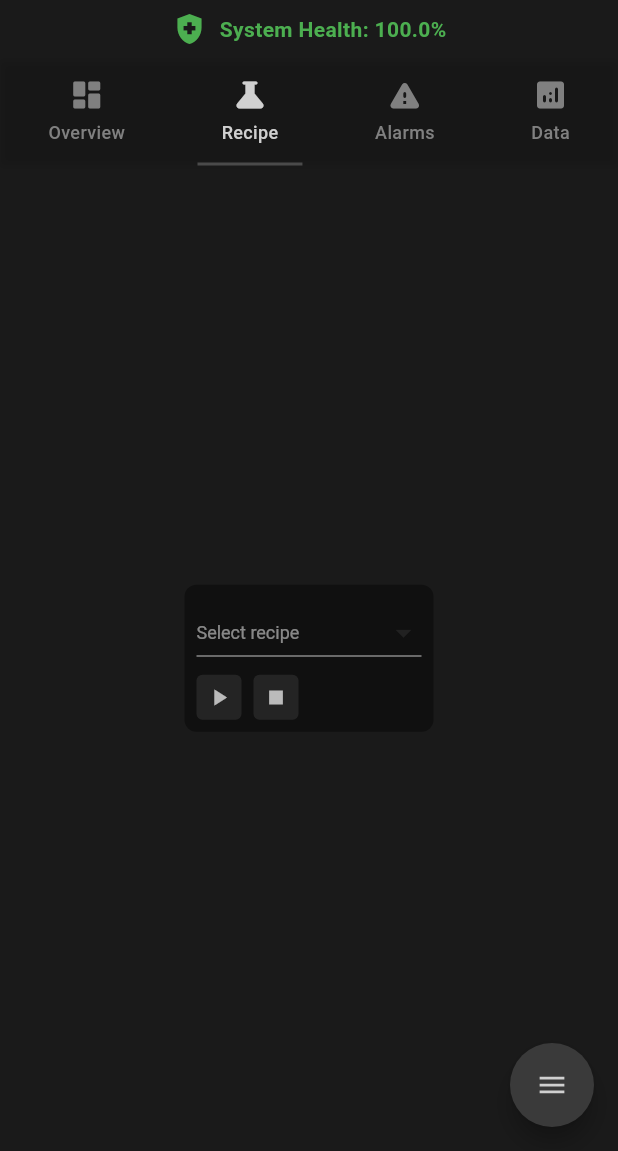
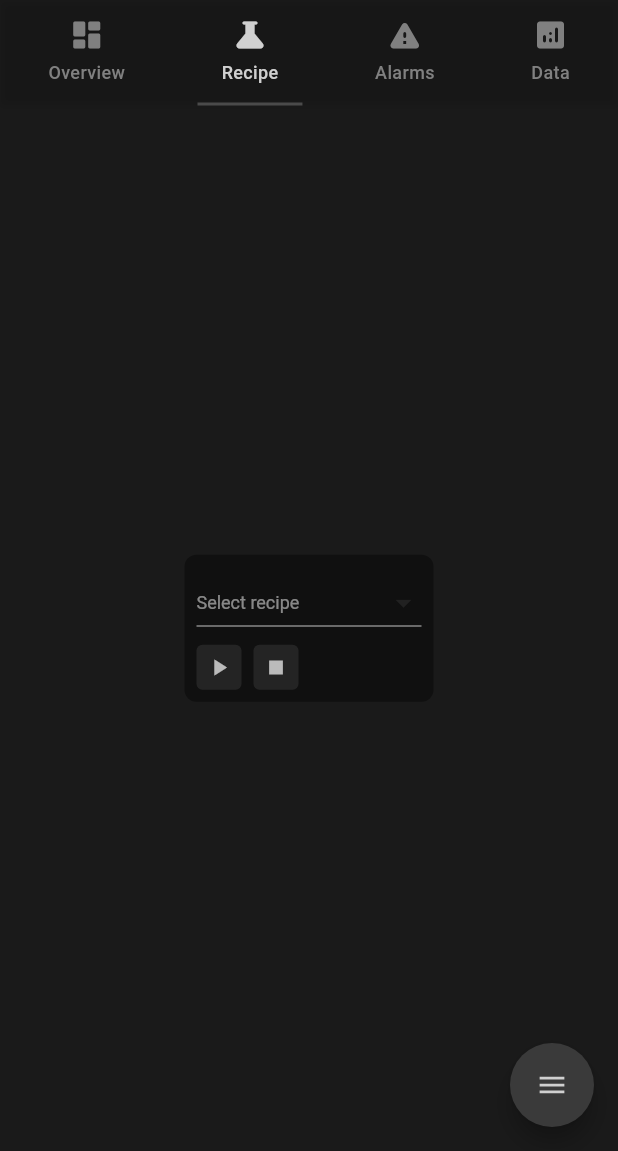
Before and after one commit to Albaraazain/atomicoat_6th_version, a Flutter app: the MainDashboard screen opened directly, after a tap on "Recipe", on a phone screen of 412 x 824 dp, the part 85-1236 px from its top. Run offline on Flutter 3.47's test engine with Material 3 defaults, Android fonts, the phone set to English and light mode, and no system bars; drawn by our look-alikes of flutter_animate, flutter_speed_dial; our stand-ins replace cloud_firestore, firebase_auth, firebase_core, fl_chart, flutter_local_notifications, flutter_svg and 5 more; accounts and stored records are empty.

Commit message:
Revert " added some features to main dashboard screen"
This reverts commit 2bf279d1bd608aa12f4c649ee767cfe52c3506c0.

```diff
--- a/lib/modules/system_operation_also_main_module/screens/main_dashboard.dart
+++ b/lib/modules/system_operation_also_main_module/screens/main_dashboard.dart
@@ -18,19 +18,6 @@ import '../widgets/recipe_control.dart';
 import '../widgets/alarm_display.dart';
 import '../widgets/system_diagram_view.dart';
 import '../widgets/troubleshooting_overlay.dart';
-import '../widgets/system_health_indicator.dart';
-import '../widgets/notification_center.dart';
-
-import '../widgets/real_time_process_monitor.dart';
-import '../widgets/recipe_visualization.dart';
-import '../widgets/substrate_status.dart';
-
-import '../widgets/recipe_visualization.dart';
-import '../widgets/substrate_status.dart';
-import '../widgets/precursor_level_monitor.dart';
-import '../widgets/vacuum_system_status.dart';
-
-
 
 class MainDashboard extends StatefulWidget {
   @override
@@ -57,8 +44,6 @@ class _MainDashboardState extends State<MainDashboard> {
   @override
   Widget build(BuildContext context) {
     final authProvider = Provider.of<AuthProvider>(context);
-    final systemStateProvider = Provider.of<SystemStateProvider>(context);
-
     return Scaffold(
         backgroundColor: Color(0xFF1A1A1A),
         appBar: AppBar(
@@ -70,12 +55,12 @@ class _MainDashboardState extends State<MainDashboard> {
           ),
           title: Text('Main Dashboard'),
           actions: [
+            // notification button
             IconButton(
               icon: Icon(Icons.notifications),
               onPressed: () {
-              showDialog(
-                context: context,
-                builder: (context) => NotificationCenter(),
+                ScaffoldMessenger.of(context).showSnackBar(
+                  SnackBar(content: Text('Notifications not implemented yet')),
                 );
               },
             ),
@@ -90,9 +75,6 @@ class _MainDashboardState extends State<MainDashboard> {
         body: SafeArea(
           child: Column(
             children: [
-            SystemHealthIndicator(
-              systemHealth: systemStateProvider.systemHealth,
-            ),
               _buildTabBar(),
               Expanded(
                 child: _buildTabContent(),
@@ -101,7 +83,9 @@ class _MainDashboardState extends State<MainDashboard> {
           ),
         ),
         floatingActionButton: _buildSpeedDial(context),
+
     );
+
   }
 
 
@@ -208,14 +192,15 @@ class _MainDashboardState extends State<MainDashboard> {
   }
 
   Widget _buildOverviewTab(BuildContext context) {
-    return SingleChildScrollView(
-      child: Padding(
-        padding: const EdgeInsets.all(8.0),
-        child: Column(
+    return LayoutBuilder(
+      builder: (context, constraints) {
+        final isLargeScreen = constraints.maxWidth > 600;
+        return Column(
           children: [
-            AspectRatio(
-              aspectRatio: 16 / 9,
+            Expanded(
+              flex: isLargeScreen ? 2 : 1,
               child: Card(
+                margin: EdgeInsets.all(12),
                 child: ClipRRect(
                   borderRadius: BorderRadius.circular(16),
                   child: Stack(
@@ -235,19 +220,19 @@ class _MainDashboardState extends State<MainDashboard> {
                 ),
               ),
             ),
-            SizedBox(height: 8),
-            _buildWidgetRow(RecipeVisualization(), SubstrateStatus()),
-            SizedBox(height: 8),
-            _buildWidgetRow(PrecursorLevelMonitor(), VacuumSystemStatus()),
-            SizedBox(height: 8),
-            Card(
+            Expanded(
+              flex: 1,
+              child: Card(
+                margin: EdgeInsets.symmetric(horizontal: 12, vertical: 6),
                 child: Padding(
-                padding: const EdgeInsets.all(16.0),
+                  padding: const EdgeInsets.all(12),
                   child: ParameterDisplay(),
                 ),
               ),
-            SizedBox(height: 8),
-            ElevatedButton.icon(
+            ),
+            Padding(
+              padding: const EdgeInsets.all(12),
+              child: ElevatedButton.icon(
                 onPressed: () => Navigator.pushNamed(context, '/system_overview'),
                 icon: Icon(Icons.fullscreen, size: 18),
                 label: Text('Full System Overview', style: TextStyle(fontSize: 14)),
@@ -260,32 +245,9 @@ class _MainDashboardState extends State<MainDashboard> {
                   padding: EdgeInsets.symmetric(vertical: 12, horizontal: 16),
                 ),
               ),
-          ],
             ),
-      ),
-    );
-  }
-
-  Widget _buildWidgetRow(Widget leftWidget, Widget rightWidget) {
-    return LayoutBuilder(
-      builder: (context, constraints) {
-        if (constraints.maxWidth > 600) {
-          return Row(
-            children: [
-              Expanded(child: leftWidget),
-              SizedBox(width: 8),
-              Expanded(child: rightWidget),
           ],
         );
-        } else {
-          return Column(
-            children: [
-              leftWidget,
-              SizedBox(height: 8),
-              rightWidget,
-            ],
-          );
-        }
       },
     );
   }
--- a/lib/modules/system_operation_also_main_module/widgets/precursor_level_monitor.dart
+++ /dev/null
@@ -1,53 +0,0 @@
-import 'package:flutter/material.dart';
-import 'package:provider/provider.dart';
-import '../providers/system_state_provider.dart';
-
-class PrecursorLevelMonitor extends StatelessWidget {
-  @override
-  Widget build(BuildContext context) {
-    return Consumer<SystemStateProvider>(
-      builder: (context, systemStateProvider, child) {
-        return Card(
-          child: Padding(
-            padding: const EdgeInsets.all(16.0),
-            child: Column(
-              crossAxisAlignment: CrossAxisAlignment.start,
-              children: [
-                Text(
-                  'Precursor Levels',
-                  style: TextStyle(fontSize: 18, fontWeight: FontWeight.bold),
-                ),
-                SizedBox(height: 16),
-                ...systemStateProvider.precursorLevels.entries.map(
-                      (entry) => _buildPrecursorLevelIndicator(entry.key, entry.value),
-                ),
-              ],
-            ),
-          ),
-        );
-      },
-    );
-  }
-
-  Widget _buildPrecursorLevelIndicator(String precursor, double level) {
-    Color indicatorColor = level > 50 ? Colors.green : (level > 20 ? Colors.orange : Colors.red);
-
-    return Padding(
-      padding: const EdgeInsets.symmetric(vertical: 8.0),
-      child: Column(
-        crossAxisAlignment: CrossAxisAlignment.start,
-        children: [
-          Text(precursor, style: TextStyle(fontWeight: FontWeight.bold)),
-          SizedBox(height: 4),
-          LinearProgressIndicator(
-            value: level / 100,
-            backgroundColor: Colors.grey[300],
-            valueColor: AlwaysStoppedAnimation<Color>(indicatorColor),
-          ),
-          SizedBox(height: 4),
-          Text('${level.toStringAsFixed(1)}%'),
-        ],
-      ),
-    );
-  }
-}
--- a/lib/modules/system_operation_also_main_module/widgets/real_time_process_monitor.dart
+++ /dev/null
@@ -1 +0,0 @@
-// TODO Implement this library.
--- a/lib/modules/system_operation_also_main_module/widgets/recipe_visualization.dart
+++ /dev/null
@@ -1,73 +0,0 @@
-import 'package:flutter/material.dart';
-import 'package:provider/provider.dart';
-import '../providers/system_state_provider.dart';
-import '../models/recipe.dart';
-
-class RecipeVisualization extends StatelessWidget {
-  @override
-  Widget build(BuildContext context) {
-    return Consumer<SystemStateProvider>(
-      builder: (context, systemStateProvider, child) {
-        Recipe? activeRecipe = systemStateProvider.activeRecipe;
-        int currentStepIndex = systemStateProvider.currentRecipeStepIndex;
-
-        if (activeRecipe == null) {
-          return Center(child: Text('No active recipe'));
-        }
-
-        return Column(
-          crossAxisAlignment: CrossAxisAlignment.start,
-          children: [
-            Padding(
-              padding: const EdgeInsets.all(8.0),
-              child: Text(
-                'Active Recipe: ${activeRecipe.name}',
-                style: TextStyle(fontSize: 18, fontWeight: FontWeight.bold),
-              ),
-            ),
-            Expanded(
-              child: ListView.builder(
-                itemCount: activeRecipe.steps.length,
-                itemBuilder: (context, index) {
-                  final step = activeRecipe.steps[index];
-                  final isCurrentStep = index == currentStepIndex;
-                  return ListTile(
-                    leading: Icon(
-                      isCurrentStep ? Icons.play_arrow : Icons.circle,
-                      color: isCurrentStep ? Colors.green : Colors.grey,
-                    ),
-                    title: Text(_getStepDescription(step)),
-                    tileColor: isCurrentStep ? Colors.green.withOpacity(0.1) : null,
-                  );
-                },
-              ),
-            ),
-            Padding(
-              padding: const EdgeInsets.all(8.0),
-              child: LinearProgressIndicator(
-                value: (currentStepIndex + 1) / activeRecipe.steps.length,
-                backgroundColor: Colors.grey[300],
-                valueColor: AlwaysStoppedAnimation<Color>(Colors.blue),
-              ),
-            ),
-          ],
-        );
-      },
-    );
-  }
-
-  String _getStepDescription(RecipeStep step) {
-    switch (step.type) {
-      case StepType.valve:
-        return 'Open ${step.parameters['valveType']} for ${step.parameters['duration']} seconds';
-      case StepType.purge:
-        return 'Purge for ${step.parameters['duration']} seconds';
-      case StepType.loop:
-        return 'Loop ${step.parameters['iterations']} times';
-      case StepType.setParameter:
-        return 'Set ${step.parameters['parameter']} of ${step.parameters['component']} to ${step.parameters['value']}';
-      default:
-        return 'Unknown step type';
-    }
-  }
-}
--- a/lib/modules/system_operation_also_main_module/widgets/substrate_status.dart
+++ /dev/null
@@ -1,99 +0,0 @@
-import 'package:flutter/material.dart';
-import 'package:provider/provider.dart';
-import '../providers/system_state_provider.dart';
-
-class SubstrateStatus extends StatelessWidget {
-  @override
-  Widget build(BuildContext context) {
-    return Consumer<SystemStateProvider>(
-      builder: (context, systemStateProvider, child) {
-        final activeRecipe = systemStateProvider.activeRecipe;
-        final isSystemRunning = systemStateProvider.isSystemRunning;
-
-        return Card(
-          child: Padding(
-            padding: const EdgeInsets.all(16.0),
-            child: Column(
-              crossAxisAlignment: CrossAxisAlignment.start,
-              children: [
-                Text(
-                  'Substrate Status',
-                  style: TextStyle(fontSize: 18, fontWeight: FontWeight.bold),
-                ),
-                SizedBox(height: 16),
-                _buildSubstrateInfo(activeRecipe?.substrate),
-                SizedBox(height: 16),
-                _buildProcessingStatus(isSystemRunning, systemStateProvider),
-              ],
-            ),
-          ),
-        );
-      },
-    );
-  }
-
-  Widget _buildSubstrateInfo(String? substrate) {
-    return Row(
-      children: [
-        Icon(Icons.science, size: 24),
-        SizedBox(width: 8),
-        Text(
-          'Current Substrate: ',
-          style: TextStyle(fontWeight: FontWeight.bold),
-        ),
-        Text(substrate ?? 'No substrate loaded'),
-      ],
-    );
-  }
-
-  Widget _buildProcessingStatus(bool isSystemRunning, SystemStateProvider provider) {
-    if (!isSystemRunning) {
-      return Text('System not running');
-    }
-
-    final totalSteps = provider.activeRecipe?.steps.length ?? 0;
-    final currentStep = provider.currentRecipeStepIndex + 1;
-    final progress = totalSteps > 0 ? currentStep / totalSteps : 0.0;
-
-    return Column(
-      crossAxisAlignment: CrossAxisAlignment.start,
-      children: [
-        Text(
-          'Processing Status:',
-          style: TextStyle(fontWeight: FontWeight.bold),
-        ),
-        SizedBox(height: 8),
-        LinearProgressIndicator(
-          value: progress,
-          backgroundColor: Colors.grey[300],
-          valueColor: AlwaysStoppedAnimation<Color>(Colors.blue),
-        ),
-        SizedBox(height: 8),
-        Text('Step $currentStep of $totalSteps'),
-        SizedBox(height: 8),
-        Text('Estimated time remaining: ${_estimateRemainingTime(provider)}'),
-      ],
-    );
-  }
-
-  String _estimateRemainingTime(SystemStateProvider provider) {
-    // This is a simplified estimation. You might want to implement a more accurate
-    // calculation based on the actual recipe steps and their durations.
-    final totalSteps = provider.activeRecipe?.steps.length ?? 0;
-    final currentStep = provider.currentRecipeStepIndex + 1;
-    final remainingSteps = totalSteps - currentStep;
-
-    // Assume an average of 30 seconds per step
-    final estimatedSeconds = remainingSteps * 30;
-
-    if (estimatedSeconds < 60) {
-      return '$estimatedSeconds seconds';
-    } else if (estimatedSeconds < 3600) {
-      final minutes = (estimatedSeconds / 60).round();
-      return '$minutes minutes';
-    } else {
-      final hours = (estimatedSeconds / 3600).round();
-      return '$hours hours';
-    }
-  }
-}
--- a/lib/modules/system_operation_also_main_module/widgets/system_health_indicator.dart
+++ /dev/null
@@ -1,33 +0,0 @@
-import 'package:flutter/material.dart';
-
-class SystemHealthIndicator extends StatelessWidget {
-  final double systemHealth;
-
-  const SystemHealthIndicator({Key? key, required this.systemHealth}) : super(key: key);
-
-  @override
-  Widget build(BuildContext context) {
-    Color healthColor = _getHealthColor(systemHealth);
-
-    return Container(
-      padding: EdgeInsets.all(8),
-      child: Row(
-        mainAxisAlignment: MainAxisAlignment.center,
-        children: [
-          Icon(Icons.health_and_safety, color: healthColor),
-          SizedBox(width: 8),
-          Text(
-            'System Health: ${(systemHealth * 100).toStringAsFixed(1)}%',
-            style: TextStyle(color: healthColor, fontWeight: FontWeight.bold),
-          ),
-        ],
-      ),
-    );
-  }
-
-  Color _getHealthColor(double health) {
-    if (health > 0.8) return Colors.green;
-    if (health > 0.6) return Colors.yellow;
-    return Colors.red;
-  }
-}
--- a/lib/modules/system_operation_also_main_module/widgets/vacuum_system_status.dart
+++ /dev/null
@@ -1,82 +0,0 @@
-import 'package:flutter/material.dart';
-import 'package:provider/provider.dart';
-import '../providers/system_state_provider.dart';
-
-class VacuumSystemStatus extends StatelessWidget {
-  @override
-  Widget build(BuildContext context) {
-    return Consumer<SystemStateProvider>(
-      builder: (context, systemStateProvider, child) {
-        final vacuumStatus = systemStateProvider.vacuumSystemStatus;
-        return Card(
-          child: Padding(
-            padding: const EdgeInsets.all(16.0),
-            child: Column(
-              crossAxisAlignment: CrossAxisAlignment.start,
-              children: [
-                Text(
-                  'Vacuum System Status',
-                  style: TextStyle(fontSize: 18, fontWeight: FontWeight.bold),
-                ),
-                SizedBox(height: 16),
-                _buildPumpStatus('Roughing Pump', vacuumStatus['Roughing Pump']!),
-                SizedBox(height: 8),
-                _buildPumpStatus('Turbo Pump', vacuumStatus['Turbo Pump']!),
-                SizedBox(height: 8),
-                _buildChamberPressure(vacuumStatus['Chamber']!['pressure']!),
-              ],
-            ),
-          ),
-        );
-      },
-    );
-  }
-
-  Widget _buildPumpStatus(String pumpName, Map<String, double> status) {
-    return Column(
-      crossAxisAlignment: CrossAxisAlignment.start,
-      children: [
-        Text(pumpName, style: TextStyle(fontWeight: FontWeight.bold)),
-        SizedBox(height: 4),
-        Row(
-          mainAxisAlignment: MainAxisAlignment.spaceBetween,
-          children: [
-            Text('Speed: ${status['speed']!.toStringAsFixed(1)} rpm'),
-            Text('Pressure: ${_formatPressure(status['pressure']!)}'),
-          ],
-        ),
-        SizedBox(height: 4),
-        LinearProgressIndicator(
-          value: status['speed']! / (pumpName == 'Roughing Pump' ? 100.0 : 1000.0),
-          backgroundColor: Colors.grey[300],
-          valueColor: AlwaysStoppedAnimation<Color>(Colors.blue),
-        ),
-      ],
-    );
-  }
-
-  Widget _buildChamberPressure(double pressure) {
-    return Column(
-      crossAxisAlignment: CrossAxisAlignment.start,
-      children: [
-        Text('Chamber Pressure', style: TextStyle(fontWeight: FontWeight.bold)),
-        SizedBox(height: 4),
-        Text(_formatPressure(pressure)),
-      ],
-    );
-  }
-
-  String _formatPressure(double pressure) {
-    if (pressure < 1e-9) {
-      return '${(pressure * 1e12).toStringAsFixed(2)} pTorr';
-    } else if (pressure < 1e-6) {
-      return '${(pressure * 1e9).toStringAsFixed(2)} nTorr';
-    } else if (pressure < 1e-3) {
-      return '${(pressure * 1e6).toStringAsFixed(2)} µTorr';
-    } else if (pressure < 1) {
-      return '${(pressure * 1e3).toStringAsFixed(2)} mTorr';
-    } else {
-      return '${pressure.toStringAsFixed(2)} Torr';
-    }
-  }
-}
```
Also changed, not shown: lib/main.dart (+16 -0 lines), lib/modules/system_operation_also_main_module/providers/system_state_provider.dart (+13 -195 lines), lib/modules/system_operation_also_main_module/widgets/notification_center.dart (deleted, +0 -49 lines), lib/repositories/system_state_repository.dart (+0 -48 lines), 1 other file. Lines whose indentation alone changed are shown as unchanged.
